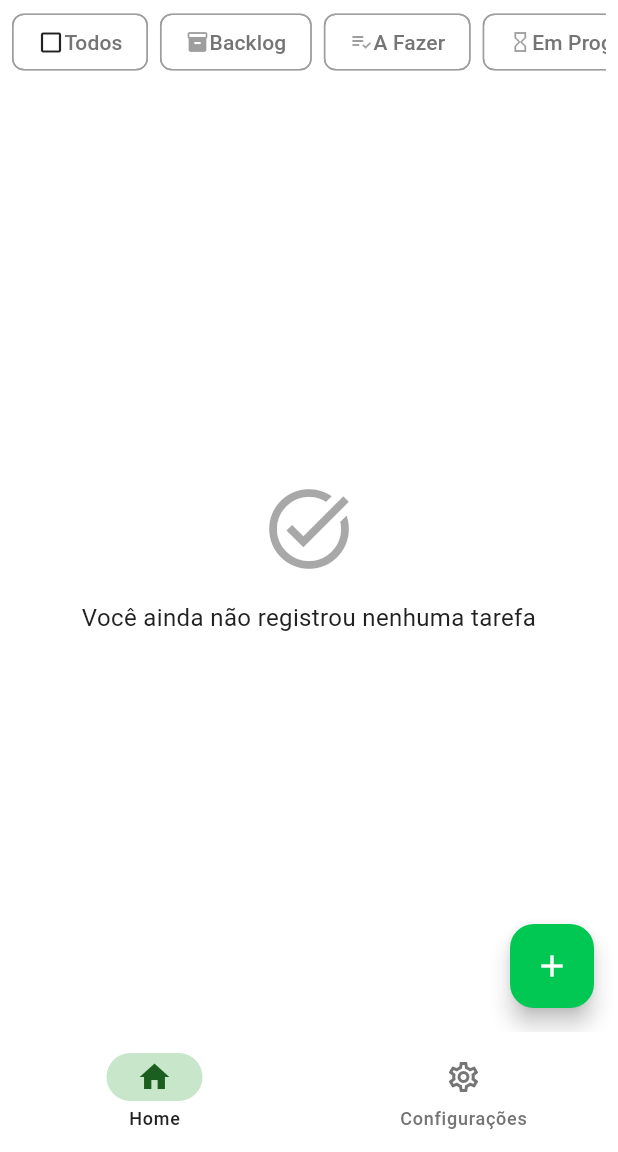
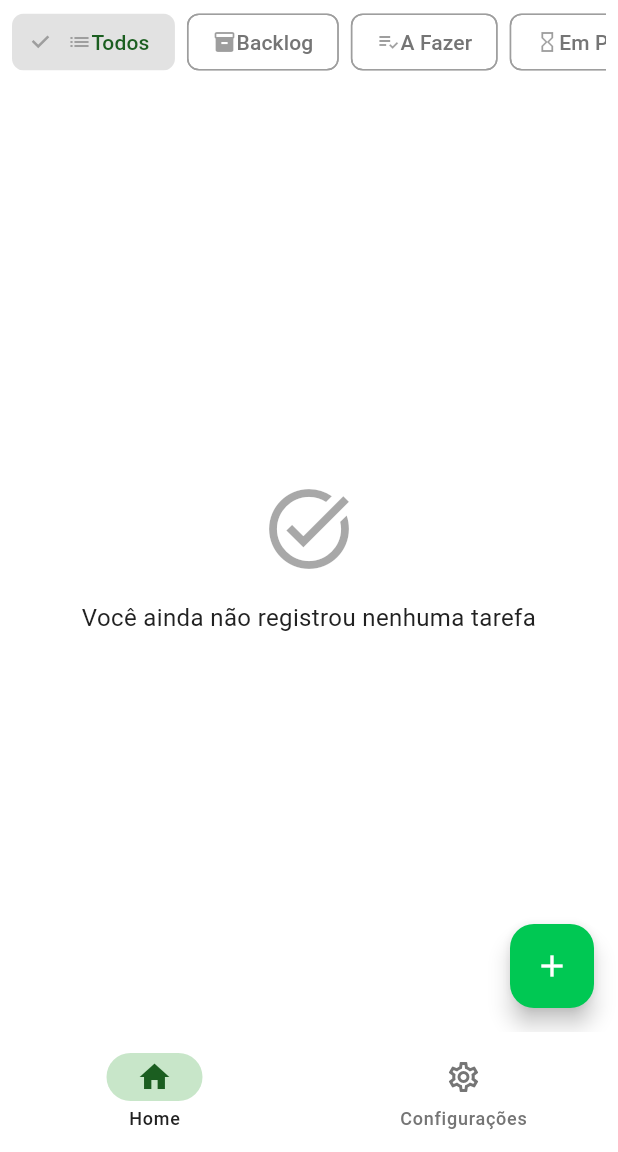
Before and after one commit to igorsantos314/flutter-ikanban-app, a Flutter app: the screen it shows after launch, after a tap on "Todos", on a phone screen of 412 x 824 dp, the part 84-1236 px from its top. Run offline on Flutter 3.47's test engine with Material 3 defaults, Android fonts, the phone set to English and light mode, and no system bars; our stand-ins replace drift, equatable, file_picker, flutter_bloc, freezed_annotation, get_it and 3 more; accounts and stored records are empty; generated files the repository leaves out were written again.

Commit message:
feat(task): refactor task status handling to use single TaskStatus instead of List<TaskStatus>

```diff
--- a/lib/features/task/data/task_repository_impl.dart
+++ b/lib/features/task/data/task_repository_impl.dart
@@ -66,7 +66,7 @@ class TaskRepositoryImpl implements TaskRepository {
     DateTime? startDate,
     DateTime? endDate,
     String? orderBy,
-    List<TaskStatus>? status,
+    TaskStatus? status,
     TaskPriority? priority,
     TaskComplexity? complexity,
     TaskType? type,
--- a/lib/features/task/domain/enums/task_status.dart
+++ b/lib/features/task/domain/enums/task_status.dart
@@ -1,6 +1,7 @@
 import 'package:flutter/material.dart';
 
 enum TaskStatus {
+  all,          // Todos os status
   backlog,      // Backlog (ideias/futuro)
   todo,         // A Fazer
   inProgress,   // Em Progresso
@@ -15,6 +16,8 @@ extension TaskStatusExtension on TaskStatus {
   // Nome em português
   String get displayName {
     switch (this) {
+      case TaskStatus.all:
+        return 'Todos';
       case TaskStatus.backlog:
         return 'Backlog';
       case TaskStatus.todo:
@@ -37,6 +40,8 @@ extension TaskStatusExtension on TaskStatus {
   // Cor
   Color get color {
     switch (this) {
+      case TaskStatus.all:
+        return Colors.grey;
       case TaskStatus.backlog:
         return Colors.grey;
       case TaskStatus.todo:
@@ -59,6 +64,8 @@ extension TaskStatusExtension on TaskStatus {
   // Ícone
   IconData get icon {
     switch (this) {
+      case TaskStatus.all:
+        return Icons.list;
       case TaskStatus.backlog:
         return Icons.inventory_2;
       case TaskStatus.todo:
@@ -114,12 +121,16 @@ extension TaskStatusExtension on TaskStatus {
         return 1.0;
       case TaskStatus.cancelled:
         return 0.0;
+      default:
+        return 0.0;
     }
   }
 
   // Descrição
   String get description {
     switch (this) {
+      case TaskStatus.all:
+        return 'Todos os status';
       case TaskStatus.backlog:
         return 'Ideias e tarefas futuras';
       case TaskStatus.todo:
@@ -158,6 +169,8 @@ extension TaskStatusExtension on TaskStatus {
         return null;
       case TaskStatus.cancelled:
         return null;
+      default:
+        return null;
     }
   }
 
@@ -180,6 +193,8 @@ extension TaskStatusExtension on TaskStatus {
         return TaskStatus.review;
       case TaskStatus.cancelled:
         return null;
+      default:
+        return null;
     }
   }
 }
--- a/lib/features/task/domain/repository/task_repository.dart
+++ b/lib/features/task/domain/repository/task_repository.dart
@@ -15,7 +15,7 @@ abstract class TaskRepository {
     DateTime? startDate,
     DateTime? endDate,
     String? orderBy,
-    List<TaskStatus>? status,
+    TaskStatus? status,
     TaskPriority? priority,
     TaskComplexity? complexity,
     TaskType? type,
--- a/lib/features/task/domain/use_cases/list_task_use_case.dart
+++ b/lib/features/task/domain/use_cases/list_task_use_case.dart
@@ -19,7 +19,7 @@ class ListTaskUseCase {
     DateTime? startDate,
     DateTime? endDate,
     String? orderBy,
-    List<TaskStatus>? status,
+    TaskStatus? status,
     TaskPriority? priority,
     TaskComplexity? complexity,
     TaskType? type,
--- a/lib/features/task/infra/local/task_local_data_source.dart
+++ b/lib/features/task/infra/local/task_local_data_source.dart
@@ -44,7 +44,7 @@ class TaskLocalDataSource extends DatabaseAccessor<AppDatabase> with _$TaskLocal
     DateTime? startDate,
     DateTime? endDate,
     String? orderBy,
-    List<TaskStatus>? status,
+    TaskStatus? status,
     TaskPriority? priority,
     TaskComplexity? complexity,
     TaskType? type,
@@ -70,7 +70,7 @@ class TaskLocalDataSource extends DatabaseAccessor<AppDatabase> with _$TaskLocal
     }
 
     if (status != null) {
-      query.where((tbl) => tbl.status.isIn(status.map((e) => e.name)));
+      query.where((tbl) => tbl.status.equals(status.name));
     }
 
     if (priority != null) {
@@ -126,7 +126,7 @@ class TaskLocalDataSource extends DatabaseAccessor<AppDatabase> with _$TaskLocal
 
       if (status != null) {
         totalItemsQuery.where(
-          db.taskEntity.status.isIn(status.map((e) => e.name)),
+          db.taskEntity.status.equals(status.name),
         );
       }
       if (priority != null) {
--- a/lib/features/task/presentation/bloc/task_list_bloc.dart
+++ b/lib/features/task/presentation/bloc/task_list_bloc.dart
@@ -49,7 +49,7 @@ class TaskListBloc extends Bloc<TaskEvent, TaskListState> {
     // UI events
     on<TaskFormResetEvent>(_onTaskFormReset);
     on<TaskListUpdateStatus>(_onTaskListUpdateStatus);
-    on<TaskListUpdateStatusFilter>(_onTaskListUpdateStatusFilter);
+    on<TaskListUpdateStatusFilterEvent>(_onTaskListUpdateStatusFilter);
     on<ToggleLayoutModeEvent>(_onToggleLayoutMode);
   }
 
@@ -88,7 +88,7 @@ class TaskListBloc extends Bloc<TaskEvent, TaskListState> {
           page: 1,
           limitPerPage: _pageSize,
           search: _currentSearch,
-          status: state.statusFilter,
+          status: state.statusFilter == TaskStatus.all ? null : state.statusFilter,
           onlyActive: true,
           ascending: false, // Mais recentes primeiro
         )
@@ -454,10 +454,10 @@ class TaskListBloc extends Bloc<TaskEvent, TaskListState> {
   }
 
   FutureOr<void> _onTaskListUpdateStatusFilter(
-    TaskListUpdateStatusFilter event,
+    TaskListUpdateStatusFilterEvent event,
     Emitter<TaskListState> emit,
   ) {
-    emit(state.copyWith(statusFilter: event.statusFilter));
+    emit(state.copyWith(statusFilter: event.status));
     add(const LoadTasksEvent());
   }
 
--- a/lib/features/task/presentation/events/list/task_list_events.dart
+++ b/lib/features/task/presentation/events/list/task_list_events.dart
@@ -2,13 +2,15 @@ import 'package:flutter_ikanban_app/features/task/domain/enums/task_status.dart'
 import 'package:flutter_ikanban_app/features/task/domain/model/task_model.dart';
 import 'package:flutter_ikanban_app/features/task/presentation/events/shared/task_shared_events.dart';
 
-class TaskListUpdateStatusFilter extends TaskEvent {
-  final List<TaskStatus> statusFilter;
+class TaskListUpdateStatusFilterEvent extends TaskEvent {
+  final TaskStatus status;
 
-  const TaskListUpdateStatusFilter({required this.statusFilter});
+  const TaskListUpdateStatusFilterEvent({
+    this.status = TaskStatus.all,
+  });
 
   @override
-  List<Object> get props => [statusFilter];
+  List<Object> get props => [status];
 }
 
 class LoadTasksEvent extends TaskEvent {
--- a/lib/features/task/presentation/pages/task_list_page.dart
+++ b/lib/features/task/presentation/pages/task_list_page.dart
@@ -113,16 +113,18 @@ class _TaskListPageContentState extends State<TaskListPageContent>
         body: Column(
           children: [
             // Filter Bar
-            BlocSelector<TaskListBloc, TaskListState, List<TaskStatus>>(
+            BlocSelector<TaskListBloc, TaskListState, TaskStatus>(
               selector: (state) => state.statusFilter,
-              builder: (context, selectedStatuses) {
+              builder: (context, selectedStatus) {
                 return Padding(
                   padding: EdgeInsets.all(8.0),
                   child: TaskStatusFilter(
-                    selectedStatus: selectedStatuses,
+                    selectedStatus: selectedStatus,
                     onChanged: (newSelection) {
                       context.read<TaskListBloc>().add(
-                        TaskListUpdateStatusFilter(statusFilter: newSelection),
+                        TaskListUpdateStatusFilterEvent(
+                          status: newSelection
+                        ),
                       );
                     },
                     showSelectAll: true,
--- a/lib/features/task/presentation/states/list/task_list_state.dart
+++ b/lib/features/task/presentation/states/list/task_list_state.dart
@@ -23,7 +23,7 @@ abstract class TaskListState with _$TaskListState {
     @Default("") String notificationMessage,
     @Default(NotificationType.info) NotificationType notificationType,
 
-    @Default(TaskStatus.values) List<TaskStatus> statusFilter,
+    @Default(TaskStatus.all) TaskStatus statusFilter,
 
     @Default(false) bool showStatusSelector,
     @Default(TaskLayout.list) TaskLayout layoutMode,
--- a/lib/features/task/presentation/widgets/task_status_filter.dart
+++ b/lib/features/task/presentation/widgets/task_status_filter.dart
@@ -2,8 +2,8 @@ import 'package:flutter/material.dart';
 import 'package:flutter_ikanban_app/features/task/domain/enums/task_status.dart';
 
 class TaskStatusFilter extends StatelessWidget {
-  final List<TaskStatus> selectedStatus;
-  final Function(List<TaskStatus>) onChanged;
+  final TaskStatus selectedStatus;
+  final Function(TaskStatus) onChanged;
   final bool showSelectAll;
 
   const TaskStatusFilter({
@@ -16,49 +16,15 @@ class TaskStatusFilter extends StatelessWidget {
   @override
   Widget build(BuildContext context) {
     final theme = Theme.of(context);
-    final bool isAllSelected =
-        selectedStatus.length == TaskStatus.values.length;
 
     return SizedBox(
       height: 40,
       child: ListView(
         scrollDirection: Axis.horizontal,
         children: [
-          // Chip "Todos"
-          if (showSelectAll)
-            Padding(
-              padding: const EdgeInsets.only(right: 8.0),
-              child: FilterChip(
-                label: Row(
-                  children: [
-                    Icon(
-                      isAllSelected
-                          ? Icons.check_box
-                          : Icons.check_box_outline_blank,
-                      size: 18,
-                      color: isAllSelected ? theme.primaryColor : null,
-                    ),
-                    Text('Todos'),
-                  ],
-                ),
-                selected: isAllSelected,
-                onSelected: (selected) {
-                  if (selected) {
-                    // Selecionar todos
-                    onChanged(List.from(TaskStatus.values));
-                  } else {
-                    // Deselecionar todos
-                    onChanged([]);
-                  }
-                },
-                selectedColor: theme.colorScheme.onSurface.withValues(alpha: 0.3),
-                checkmarkColor: theme.colorScheme.onSurface,
-              ),
-            ),
-
           // Chips dos status
           ...TaskStatus.values.map((status) {
-            final bool isSelected = selectedStatus.contains(status);
+            final bool isSelected = selectedStatus == status;
 
             return Padding(
               padding: const EdgeInsets.only(right: 8.0),
@@ -75,19 +41,7 @@ class TaskStatusFilter extends StatelessWidget {
                 ),
                 selected: isSelected,
                 onSelected: (selected) {
-                  List<TaskStatus> newSelection = List.from(selectedStatus);
-
-                  if (selected) {
-                    // Adicionar status
-                    if (!newSelection.contains(status)) {
-                      newSelection.add(status);
-                    }
-                  } else {
-                    // Remover status
-                    newSelection.remove(status);
-                  }
-
-                  onChanged(newSelection);
+                  onChanged(status);
                 },
                 selectedColor: status.color.withValues(alpha: 0.3),
                 checkmarkColor: status.color,
```
Also changed, not shown: lib/features/task/presentation/states/list/task_list_state.freezed.dart.
